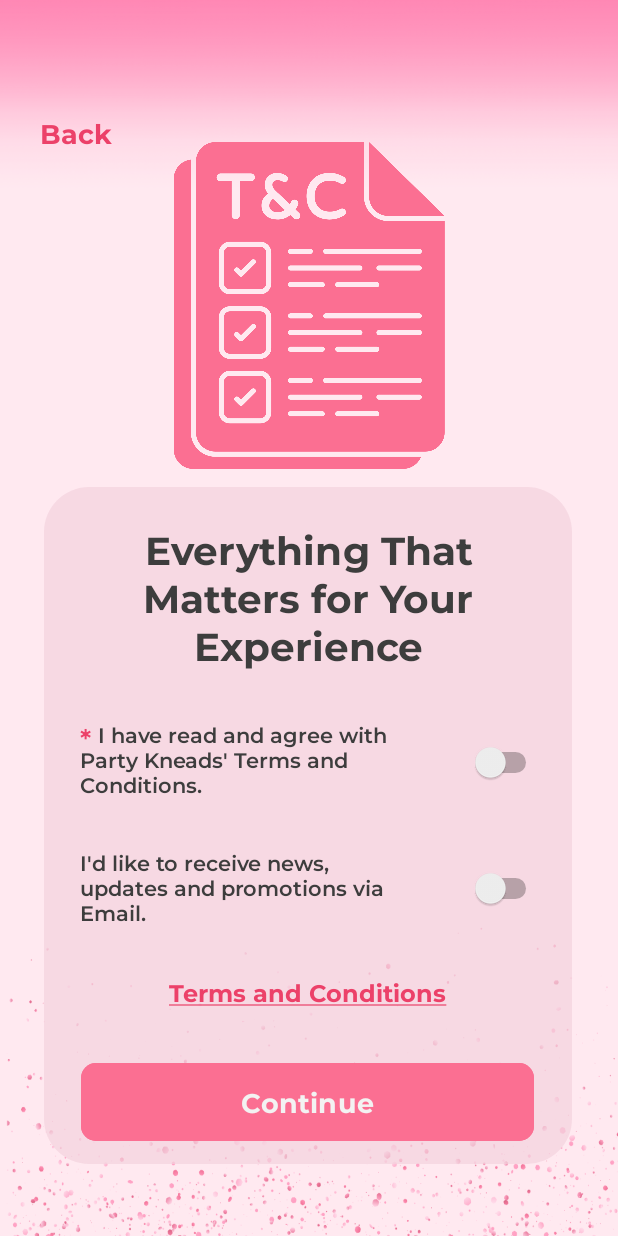
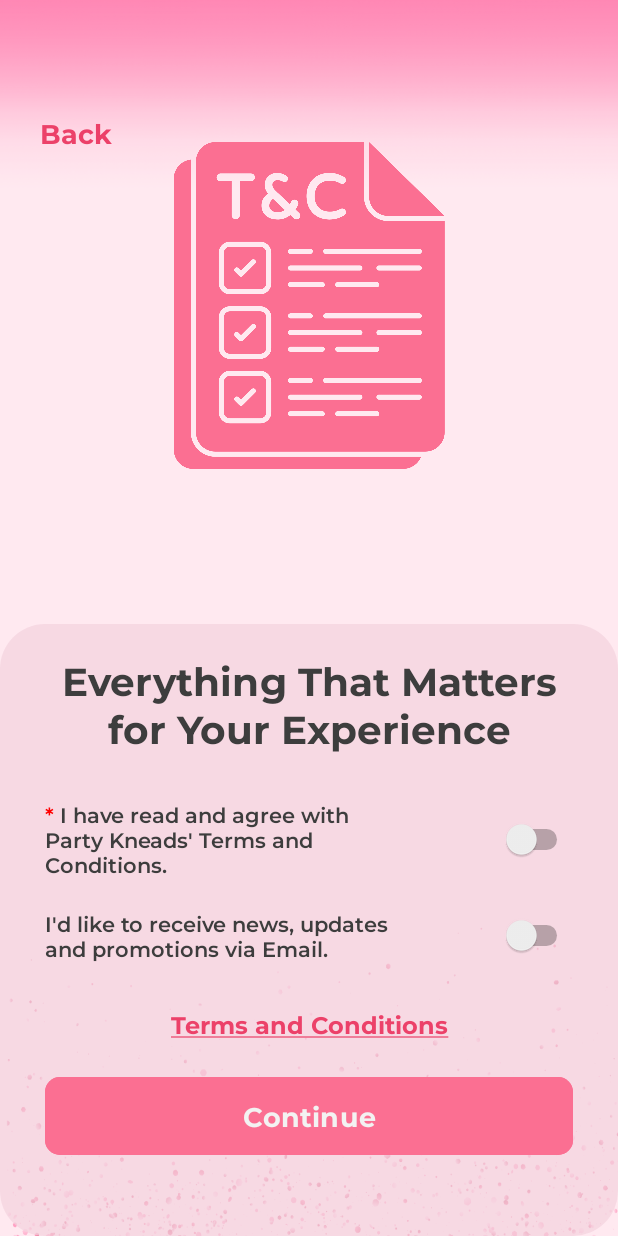
Before and after one commit to duyqnet/Party-Kneads-Application, an Android app: the TermsFragment screen opened through its navigation route, on a phone screen of 412 x 824 dp. Run offline under Robolectric (Android 15) with nearby library versions, the phone set to English and light mode, and no system bars; 1 statement that could not run was skipped.

Commit message:
responsive layout

```diff
--- a/app/src/main/java/com/ignacio/partykneadsapp/TermsFragment.java
+++ b/app/src/main/java/com/ignacio/partykneadsapp/TermsFragment.java
@@ -1,13 +1,18 @@
 package com.ignacio.partykneadsapp;
 
+import android.graphics.Color;
 import android.os.Bundle;
 
 import androidx.annotation.NonNull;
 import androidx.annotation.Nullable;
+import androidx.core.text.HtmlCompat;
 import androidx.fragment.app.Fragment;
 import androidx.navigation.NavController;
 import androidx.navigation.Navigation;
 
+import android.text.SpannableString;
+import android.text.Spanned;
+import android.text.style.ForegroundColorSpan;
 import android.view.LayoutInflater;
 import android.view.View;
 import android.view.ViewGroup;
@@ -63,5 +68,18 @@
                 }
             }
         });
+        TextView textView = view.findViewById(R.id.tvAgree);
+        String text = getString(R.string.readTerm);
+
+// Create a SpannableString
+        SpannableString spannableString = new SpannableString(text);
+
+// Set the color only for the asterisk (*)
+        spannableString.setSpan(new ForegroundColorSpan(Color.RED), 0, 1, Spanned.SPAN_EXCLUSIVE_EXCLUSIVE);
+
+// Apply the SpannableString to the TextView
+        textView.setText(spannableString);
+
+
     }
 }
--- a/app/src/main/res/layout/fragment_terms.xml
+++ b/app/src/main/res/layout/fragment_terms.xml
@@ -36,37 +36,24 @@
         app:layout_constraintTop_toTopOf="parent"
         app:layout_constraintVertical_bias="0.156" />
 
-    <androidx.constraintlayout.widget.ConstraintLayout
+    <LinearLayout
         android:id="@+id/textView5"
-        android:layout_width="352dp"
-        android:layout_height="451dp"
-        android:layout_marginBottom="-20dp"
+        android:layout_width="wrap_content"
+        android:layout_height="wrap_content"
         android:background="@drawable/logincont"
-        android:paddingLeft="20dp"
-        android:paddingRight="20dp"
+        android:orientation="vertical"
+        android:paddingHorizontal="30dp"
         app:layout_constraintBottom_toBottomOf="parent"
         app:layout_constraintEnd_toEndOf="parent"
-        app:layout_constraintHorizontal_bias="0.491"
-        app:layout_constraintStart_toStartOf="parent"
-        app:layout_constraintTop_toTopOf="parent"
-        app:layout_constraintVertical_bias="0.826">
+        app:layout_constraintHorizontal_bias="0.0"
+        app:layout_constraintStart_toStartOf="parent">
 
-        <Switch
-            android:id="@+id/switchTerms"
-            android:layout_width="72dp"
-            android:layout_height="56dp"
-            android:layout_marginTop="32dp"
-            app:layout_constraintEnd_toEndOf="parent"
-            app:layout_constraintHorizontal_bias="1.0"
-            app:layout_constraintStart_toEndOf="@+id/tvAgree"
-            app:layout_constraintTop_toBottomOf="@+id/textView"
-            tools:ignore="UseSwitchCompatOrMaterialXml" />
 
         <TextView
             android:id="@+id/textView"
             android:layout_width="wrap_content"
             android:layout_height="wrap_content"
-            android:layout_marginTop="24dp"
+            android:layout_marginVertical="20dp"
             android:fontFamily="@font/montserrat_bold"
             android:text="Everything That Matters for Your Experience"
             android:textAlignment="center"
@@ -77,41 +64,62 @@
             app:layout_constraintStart_toStartOf="parent"
             app:layout_constraintTop_toTopOf="parent" />
 
+        <LinearLayout
+            android:layout_width="match_parent"
+            android:layout_height="wrap_content"
+            android:layout_marginVertical="10dp"
+            android:gravity="center"
+            tools:layout_editor_absoluteX="20dp"
+            tools:layout_editor_absoluteY="268dp">
+
             <TextView
                 android:id="@+id/tvAgree"
-            android:layout_width="226dp"
-            android:layout_height="57dp"
-            android:layout_marginStart="4dp"
-            android:layout_marginTop="32dp"
+                android:layout_width="230dp"
+                android:layout_height="wrap_content"
                 android:fontFamily="@font/montserrat_semibold"
-            android:text="   I have read and agree with Party Kneads' Terms and Conditions."
+                android:text="@string/readTerm"
                 android:textColor="@color/semiblack"
                 android:textSize="14dp"
                 app:layout_constraintStart_toStartOf="parent"
                 app:layout_constraintTop_toBottomOf="@+id/textView" />
 
-        <TextView
-            android:id="@+id/textView12"
-            android:layout_width="wrap_content"
+            <Switch
+                android:id="@+id/switchTerms"
+                android:layout_width="match_parent"
                 android:layout_height="wrap_content"
-            android:fontFamily="@font/montserrat_semibold"
-            android:text="*"
-            android:textColor="@color/darkpink"
-            android:textSize="18dp"
-            app:layout_constraintBottom_toBottomOf="@+id/tvAgree"
-            app:layout_constraintEnd_toEndOf="@+id/tvAgree"
-            app:layout_constraintHorizontal_bias="0.0"
-            app:layout_constraintStart_toStartOf="@+id/tvAgree"
-            app:layout_constraintTop_toTopOf="@+id/tvAgree"
-            app:layout_constraintVertical_bias="0.0" />
+                android:gravity="end"
+                tools:ignore="UseSwitchCompatOrMaterialXml" />
+        </LinearLayout>
+
+        <!--        <TextView-->
+        <!--            android:id="@+id/textView12"-->
+        <!--            android:layout_width="wrap_content"-->
+        <!--            android:layout_height="wrap_content"-->
+        <!--            android:fontFamily="@font/montserrat_semibold"-->
+        <!--            android:text="*"-->
+        <!--            android:textColor="@color/darkpink"-->
+        <!--            android:textSize="18dp"-->
+        <!--            app:layout_constraintBottom_toBottomOf="@+id/tvAgree"-->
+        <!--            app:layout_constraintEnd_toEndOf="@+id/tvAgree"-->
+        <!--            app:layout_constraintHorizontal_bias="0.0"-->
+        <!--            app:layout_constraintStart_toStartOf="@+id/tvAgree"-->
+        <!--            app:layout_constraintTop_toTopOf="@+id/tvAgree"-->
+        <!--            app:layout_constraintVertical_bias="0.0" />-->
+
+        <LinearLayout
+            android:layout_width="match_parent"
+            android:layout_height="wrap_content"
+            android:gravity="center"
+            android:layout_marginVertical="10dp"
+            tools:layout_editor_absoluteX="15dp"
+            tools:layout_editor_absoluteY="197dp">
 
             <TextView
                 android:id="@+id/tvNews"
-            android:layout_width="226dp"
-            android:layout_height="57dp"
-            android:layout_marginStart="4dp"
-            android:layout_marginTop="28dp"
+                android:layout_width="230dp"
+                android:layout_height="wrap_content"
                 android:fontFamily="@font/montserrat_semibold"
+                android:gravity=""
                 android:text="I'd like to receive news, updates and promotions via Email."
                 android:textColor="@color/semiblack"
                 android:textSize="14dp"
@@ -122,46 +130,36 @@
 
             <Switch
                 android:id="@+id/btnNews"
-            android:layout_width="72dp"
-            android:layout_height="56dp"
-            android:layout_marginTop="116dp"
-            app:layout_constraintEnd_toEndOf="parent"
-            app:layout_constraintHorizontal_bias="1.0"
-            app:layout_constraintStart_toEndOf="@+id/tvAgree"
-            app:layout_constraintTop_toBottomOf="@+id/textView"
+                android:layout_width="match_parent"
+                android:layout_height="wrap_content"
+                android:gravity="end"
                 tools:ignore="UseSwitchCompatOrMaterialXml" />
+        </LinearLayout>
 
         <TextView
             android:id="@+id/btnTermsandConditions"
-            android:layout_width="wrap_content"
+            android:layout_width="match_parent"
             android:layout_height="wrap_content"
-            android:layout_marginTop="28dp"
+            android:layout_marginVertical="20dp"
+            android:gravity="center"
             android:fontFamily="@font/montserrat_bold"
             android:text="@string/terms"
             android:textColor="@color/darkpink"
-            android:textSize="16dp"
-            app:layout_constraintEnd_toEndOf="parent"
-            app:layout_constraintHorizontal_bias="0.5"
-            app:layout_constraintStart_toStartOf="parent"
-            app:layout_constraintTop_toBottomOf="@+id/tvNews" />
+            android:textSize="16dp" />
 
         <Button
             android:id="@+id/btnCont"
-            android:layout_width="302dp"
+            android:layout_width="match_parent"
             android:layout_height="60dp"
-            android:layout_marginTop="32dp"
+            android:layout_marginBottom="50dp"
             android:backgroundTint="@color/pink"
             android:fontFamily="@font/montserrat_bold"
             android:text="Continue"
             android:textColor="@color/semiwhite"
             android:textSize="18dp"
-            app:cornerRadius="10dp"
-            app:layout_constraintEnd_toEndOf="parent"
-            app:layout_constraintHorizontal_bias="0.444"
-            app:layout_constraintStart_toStartOf="parent"
-            app:layout_constraintTop_toBottomOf="@+id/btnTermsandConditions" />
+            app:cornerRadius="10dp" />
 
-    </androidx.constraintlayout.widget.ConstraintLayout>
+    </LinearLayout>
 
 
 </androidx.constraintlayout.widget.ConstraintLayout>
--- a/app/src/main/res/values/strings.xml
+++ b/app/src/main/res/values/strings.xml
@@ -9,6 +9,8 @@
     <string name="facebook_client_token">9831bc5b56b8e9d71a96975a69efdcd3</string>
     <string name="default_web_client_id">839073691480-k5c063opqd9ukt2ti1r6u0nrcdjb1tkq.apps.googleusercontent.com</string>
     <string name="client_id">181080143587-uh9nda7ke6rghk4g63gk3a86bc600cub.apps.googleusercontent.com</string>
+    <string name="readTerm">* I have read and agree with Party Kneads\' Terms and Conditions.</string>
+
 
 
 
```
Also changed, not shown: app/src/main/res/layout/fragment_create_account.xml (+28 -36 lines), app/src/main/res/layout/fragment_login.xml (+67 -111 lines), app/src/main/res/layout/fragment_o_t_p.xml (+53 -61 lines), app/src/main/res/layout/fragment_personaldetails.xml (+32 -43 lines). Lines whose indentation alone changed are shown as unchanged.
